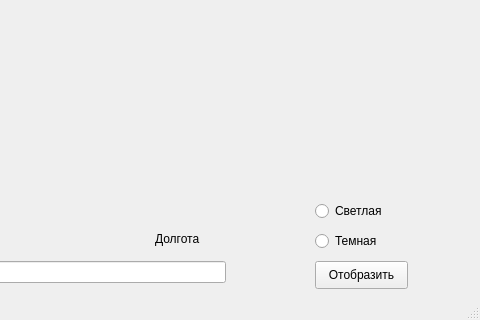
The window that main_ui.ui (roman-shein/API_yandex_map) describes before a commit, drawn with Qt 5; both pictures show x 125 to 605 and y 379 to 699 of the 605 by 699 pixel window.
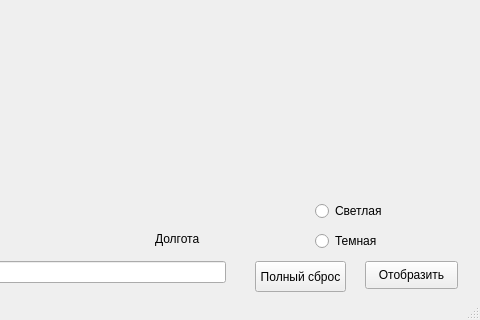
The same window after the commit.

```diff
--- a/main_ui.ui
+++ b/main_ui.ui
@@ -40,7 +40,7 @@
    <widget class="QPushButton" name="start">
     <property name="geometry">
      <rect>
-      <x>440</x>
+      <x>490</x>
       <y>640</y>
       <width>93</width>
       <height>28</height>
@@ -102,6 +102,19 @@
      <string>Светлая</string>
     </property>
    </widget>
+   <widget class="QPushButton" name="pushButton">
+    <property name="geometry">
+     <rect>
+      <x>380</x>
+      <y>640</y>
+      <width>91</width>
+      <height>31</height>
+     </rect>
+    </property>
+    <property name="text">
+     <string>Полный сброс</string>
+    </property>
+   </widget>
   </widget>
   <widget class="QStatusBar" name="statusbar"/>
  </widget>
```
